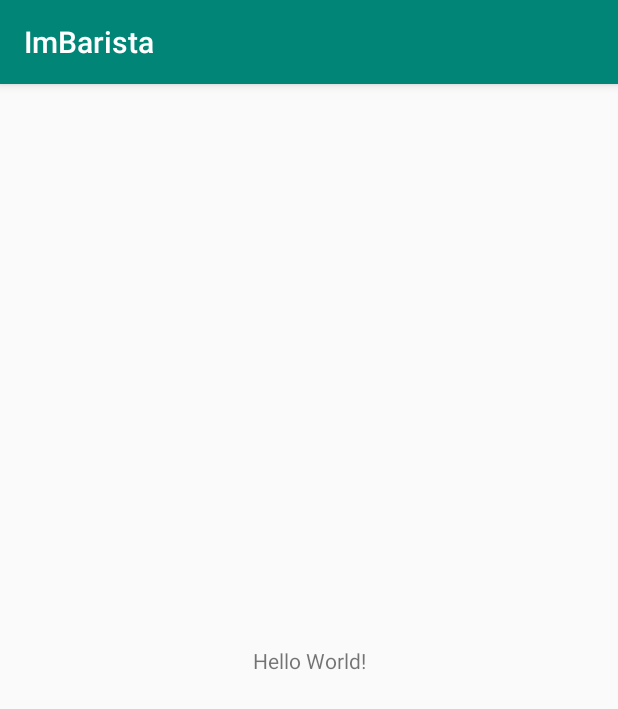
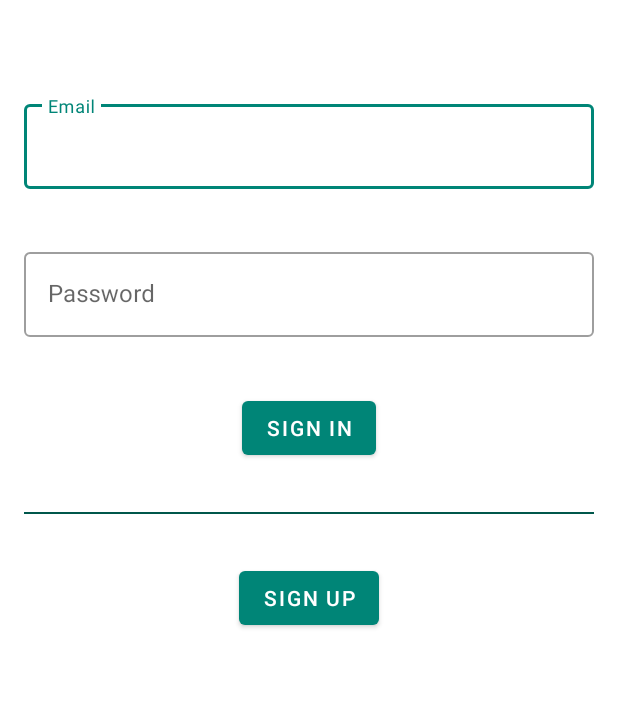
Before and after one commit to AlexZhukovich/ImBarista-App, an Android app: the screen it shows after launch (MainActivity before the commit, SignInActivity after it), on a phone screen of 412 x 824 dp. Shown: the top 709 px of the screen. Run offline under Robolectric (Android 15) with nearby library versions, the phone set to English and light mode, and no system bars.

Commit message:
Added google-material-design-components to build.gradle file; Added SignInActivity

```diff
--- a/app/build.gradle
+++ b/app/build.gradle
@@ -25,11 +25,14 @@ android {
 
 dependencies {
     implementation fileTree(dir: 'libs', include: ['*.jar'])
-    implementation"org.jetbrains.kotlin:kotlin-stdlib-jdk7:$kotlin_version"
+    implementation "org.jetbrains.kotlin:kotlin-stdlib-jdk7:$kotlin_version"
     implementation 'androidx.appcompat:appcompat:1.0.2'
     implementation 'androidx.core:core-ktx:1.0.2'
     implementation 'androidx.constraintlayout:constraintlayout:1.1.3'
+    implementation 'com.google.android.material:material:1.1.0-alpha07'
+
     testImplementation 'junit:junit:4.12'
+
     androidTestImplementation 'androidx.test:runner:1.2.0'
     androidTestImplementation 'androidx.test.espresso:espresso-core:3.2.0'
 }
--- a/app/src/main/AndroidManifest.xml
+++ b/app/src/main/AndroidManifest.xml
@@ -10,6 +10,8 @@
             android:supportsRtl="true"
             android:theme="@style/AppTheme">
         <activity android:name=".MainActivity">
+        </activity>
+        <activity android:name=".signin.SignInActivity">
             <intent-filter>
                 <action android:name="android.intent.action.MAIN"/>
 
--- /dev/null
+++ b/app/src/main/java/com/alexzh/imbarista/signin/SignInActivity.kt
@@ -0,0 +1,13 @@
+package com.alexzh.imbarista.signin
+
+import androidx.appcompat.app.AppCompatActivity
+import android.os.Bundle
+import com.alexzh.imbarista.R
+
+class SignInActivity : AppCompatActivity() {
+
+    override fun onCreate(savedInstanceState: Bundle?) {
+        super.onCreate(savedInstanceState)
+        setContentView(R.layout.activity_sign_in)
+    }
+}
--- /dev/null
+++ b/app/src/main/res/layout/activity_sign_in.xml
@@ -0,0 +1,84 @@
+<?xml version="1.0" encoding="utf-8"?>
+<androidx.constraintlayout.widget.ConstraintLayout
+        xmlns:android="http://schemas.android.com/apk/res/android"
+        xmlns:tools="http://schemas.android.com/tools"
+        xmlns:app="http://schemas.android.com/apk/res-auto"
+        android:layout_width="match_parent"
+        android:layout_height="match_parent"
+        tools:context=".signin.SignInActivity">
+
+    <androidx.constraintlayout.widget.Guideline android:layout_width="wrap_content" android:layout_height="wrap_content"
+                                                android:id="@+id/guideline_start"
+                                                app:layout_constraintGuide_begin="16dp"
+                                                android:orientation="vertical"/>
+    <androidx.constraintlayout.widget.Guideline android:layout_width="wrap_content" android:layout_height="wrap_content"
+                                                android:id="@+id/guideline_end"
+                                                android:orientation="vertical" app:layout_constraintGuide_end="16dp"/>
+
+    <com.google.android.material.textfield.TextInputLayout
+            android:id="@+id/email_text_input"
+            android:layout_width="0dp"
+            android:layout_height="wrap_content"
+            app:errorEnabled="true"
+            app:layout_constraintEnd_toStartOf="@+id/guideline_end"
+            app:layout_constraintStart_toStartOf="@+id/guideline_start"
+            app:layout_constraintTop_toTopOf="parent"
+            android:layout_marginTop="64dp"
+            style="@style/Widget.MaterialComponents.TextInputLayout.OutlinedBox">
+
+        <com.google.android.material.textfield.TextInputEditText
+                android:id="@+id/email_edit_text"
+                android:layout_width="match_parent"
+                android:layout_height="wrap_content"
+                android:hint="@string/email_hint"/>
+    </com.google.android.material.textfield.TextInputLayout>
+
+    <com.google.android.material.textfield.TextInputLayout
+            android:id="@+id/password_text_input"
+            android:layout_width="0dp"
+            android:layout_height="wrap_content"
+            app:errorEnabled="true"
+            app:layout_constraintEnd_toStartOf="@+id/guideline_end"
+            app:layout_constraintStart_toStartOf="@+id/guideline_start"
+            style="@style/Widget.MaterialComponents.TextInputLayout.OutlinedBox"
+            app:layout_constraintHorizontal_bias="0.0" android:layout_marginTop="16dp"
+            app:layout_constraintTop_toBottomOf="@+id/email_text_input">
+
+        <com.google.android.material.textfield.TextInputEditText
+                android:id="@+id/password_edit_text"
+                android:layout_width="match_parent"
+                android:layout_height="wrap_content"
+                android:hint="@string/password_hint"/>
+    </com.google.android.material.textfield.TextInputLayout>
+
+    <com.google.android.material.button.MaterialButton
+            android:id="@+id/sign_in_button"
+            android:text="@string/sign_in_btn_text"
+            android:layout_height="wrap_content"
+            android:layout_width="wrap_content"
+            android:layout_marginTop="16dp"
+            app:layout_constraintTop_toBottomOf="@+id/password_text_input"
+            app:layout_constraintStart_toStartOf="@+id/guideline_start"
+            app:layout_constraintEnd_toStartOf="@+id/guideline_end"
+    />
+
+    <View
+            android:id="@+id/separator_view"
+            android:layout_width="0dp"
+            android:layout_height="1dp"
+            android:background="@color/colorPrimaryDark"
+            android:layout_marginTop="32dp"
+            app:layout_constraintTop_toBottomOf="@+id/sign_in_button"
+            app:layout_constraintEnd_toStartOf="@+id/guideline_end"
+            app:layout_constraintStart_toStartOf="@+id/guideline_start"/>
+
+    <com.google.android.material.button.MaterialButton
+            android:id="@+id/sign_up_button"
+            android:text="@string/sign_up_btn_text"
+            android:layout_height="wrap_content"
+            android:layout_width="wrap_content"
+            app:layout_constraintStart_toStartOf="@+id/guideline_start"
+            app:layout_constraintEnd_toStartOf="@+id/guideline_end"
+            app:layout_constraintTop_toBottomOf="@+id/separator_view"
+            android:layout_marginTop="32dp"/>
+</androidx.constraintlayout.widget.ConstraintLayout>
--- a/app/src/main/res/values/strings.xml
+++ b/app/src/main/res/values/strings.xml
@@ -1,3 +1,8 @@
 <resources>
     <string name="app_name">ImBarista</string>
+
+    <string name="email_hint">Email</string>
+    <string name="password_hint">Password</string>
+    <string name="sign_in_btn_text">Sign In</string>
+    <string name="sign_up_btn_text">Sign Up</string>
 </resources>
--- a/app/src/main/res/values/styles.xml
+++ b/app/src/main/res/values/styles.xml
@@ -1,7 +1,7 @@
 <resources>
 
     <!-- Base application theme. -->
-    <style name="AppTheme" parent="Theme.AppCompat.Light.DarkActionBar">
+    <style name="AppTheme" parent="Theme.MaterialComponents.DayNight.NoActionBar">
         <!-- Customize your theme here. -->
         <item name="colorPrimary">@color/colorPrimary</item>
         <item name="colorPrimaryDark">@color/colorPrimaryDark</item>
```
